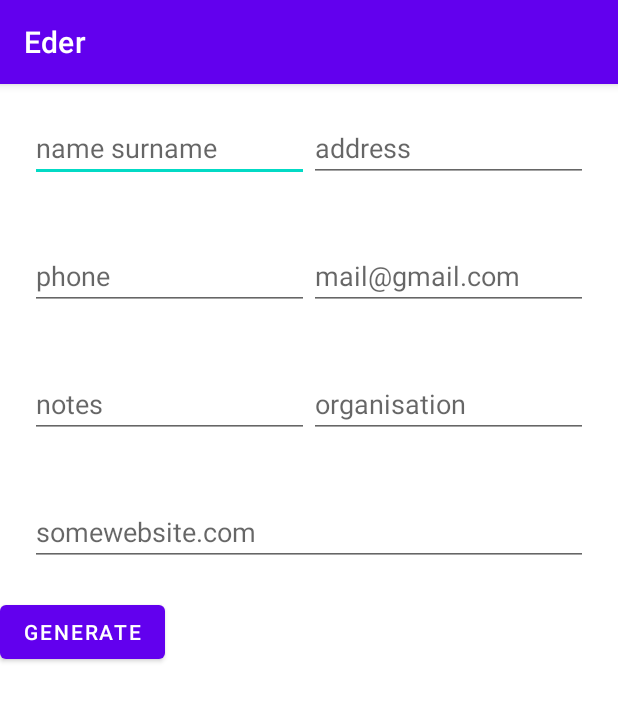
After one commit to Azhun20/Eder, an Android app: the TakeQRCode screen opened directly, with no data from a screen before it, on a phone screen of 412 x 824 dp. The commit adds this screen. Shown: the top 701 px of the screen. Run offline under Robolectric (Android 15) with nearby library versions, the phone set to English and light mode, and no system bars.

Commit message:
push qrcode

```diff
--- a/app/build.gradle
+++ b/app/build.gradle
@@ -25,6 +25,7 @@ android {
         sourceCompatibility JavaVersion.VERSION_1_8
         targetCompatibility JavaVersion.VERSION_1_8
     }
+    namespace 'com.azissulaiman.eder'
 }
 
 dependencies {
@@ -33,6 +34,7 @@ dependencies {
     implementation 'com.google.android.material:material:1.7.0'
     implementation 'androidx.constraintlayout:constraintlayout:2.1.4'
     testImplementation 'junit:junit:4.13.2'
+    implementation 'com.github.androidmads:QRGenerator:1.0.1'
     androidTestImplementation 'androidx.test.ext:junit:1.1.4'
     androidTestImplementation 'androidx.test.espresso:espresso-core:3.5.0'
     implementation 'com.mapbox.mapboxsdk:mapbox-android-sdk:9.7.1'
--- a/app/src/main/java/com/azissulaiman/eder/Map.java
+++ b/app/src/main/java/com/azissulaiman/eder/Map.java
@@ -60,7 +60,7 @@ public class Map extends AppCompatActivity implements
             }
         });
 
-        mapboxMap.setStyle(Style.SATELLITE_STREETS, new Style.OnStyleLoaded() {
+        mapboxMap.setStyle(Style.MAPBOX_STREETS, new Style.OnStyleLoaded() {
             @Override
             public void onStyleLoaded(@NonNull Style style) {
                 enableLocationComponent(style);
--- /dev/null
+++ b/app/src/main/java/com/azissulaiman/eder/TakeQRCode.java
@@ -0,0 +1,48 @@
+package com.azissulaiman.eder;
+
+import androidx.appcompat.app.AppCompatActivity;
+
+import android.content.Intent;
+import android.os.Bundle;
+import android.view.View;
+import android.widget.Button;
+import android.widget.EditText;
+
+public class TakeQRCode extends AppCompatActivity {
+    EditText editTextName, editTextAddress, editTextPhone, editTextAddressMail, editTextNotes, editTextOrganization, editTextURL;
+    Button btnGenerate;
+
+    @Override
+    protected void onCreate(Bundle savedInstanceState) {
+        super.onCreate(savedInstanceState);
+        setContentView(R.layout.activity_take_qrcode);
+
+        editTextName = findViewById(R.id.editTextName);
+        editTextAddress = findViewById(R.id.editTextAddress);
+        editTextPhone = findViewById(R.id.editTextPhone);
+        editTextAddressMail = findViewById(R.id.editTextAddressMail);
+        btnGenerate = findViewById(R.id.btnGenerate);
+        editTextNotes = findViewById(R.id.editTextNotes);
+        editTextOrganization = findViewById(R.id.editTextOrganization);
+        editTextURL = findViewById(R.id.editTextURL);
+
+        btnGenerate.setOnClickListener(new View.OnClickListener() {
+            @Override
+            public void onClick(View view) {
+
+                //keys in bundle correspond to the fields in the ContactsContract.class
+                Intent intent = new Intent(getApplicationContext(), GenQRActivity.class);
+                Bundle bundle = new Bundle();
+                bundle.putString("name", editTextName.getText().toString());
+                bundle.putString("postal", editTextAddress.getText().toString());
+                bundle.putString("phone", editTextPhone.getText().toString());
+                bundle.putString("email", editTextAddressMail.getText().toString());
+                bundle.putString("notes", editTextNotes.getText().toString());
+                bundle.putString("company", editTextOrganization.getText().toString());
+                bundle.putString("data", editTextURL.getText().toString());
+                intent.putExtras(bundle);
+                startActivity(intent);
+            }
+        });
+    }
+}
--- a/app/src/main/res/layout/activity_main.xml
+++ b/app/src/main/res/layout/activity_main.xml
@@ -4,6 +4,7 @@
     xmlns:tools="http://schemas.android.com/tools"
     android:layout_width="match_parent"
     android:layout_height="match_parent"
+    android:orientation="vertical"
     tools:context=".MainActivity">
 
     <Button
@@ -11,5 +12,10 @@
         android:layout_width="wrap_content"
         android:layout_height="wrap_content"
         android:text="Map"/>
+    <Button
+        android:id="@+id/btnTakeQr"
+        android:layout_width="wrap_content"
+        android:layout_height="wrap_content"
+        android:text="QR Code"/>
 
 </LinearLayout>
--- /dev/null
+++ b/app/src/main/res/layout/activity_take_qrcode.xml
@@ -0,0 +1,119 @@
+<?xml version="1.0" encoding="utf-8"?>
+<LinearLayout xmlns:android="http://schemas.android.com/apk/res/android"
+    xmlns:app="http://schemas.android.com/apk/res-auto"
+    xmlns:tools="http://schemas.android.com/tools"
+    android:layout_width="match_parent"
+    android:layout_height="match_parent"
+    android:orientation="vertical"
+    tools:context=".TakeQRCode">
+
+    <LinearLayout
+        android:id="@+id/layout"
+        android:layout_width="match_parent"
+        android:layout_height="wrap_content"
+        android:layout_margin="20dp"
+        android:orientation="horizontal"
+        app:layout_constraintLeft_toLeftOf="parent"
+        app:layout_constraintTop_toTopOf="parent">
+
+        <EditText
+            android:id="@+id/editTextName"
+            android:layout_width="0dp"
+            android:layout_height="wrap_content"
+            android:layout_weight="1"
+            android:hint="name surname"
+            android:inputType="textPersonName" />
+
+        <EditText
+            android:id="@+id/editTextAddress"
+            android:layout_width="0dp"
+            android:layout_height="wrap_content"
+            android:layout_weight="1"
+            android:hint="address"
+            android:inputType="text" />
+
+    </LinearLayout>
+
+    <LinearLayout
+        android:id="@+id/layout2"
+        android:layout_width="match_parent"
+        android:layout_height="wrap_content"
+        android:layout_margin="20dp"
+        android:orientation="horizontal"
+        app:layout_constraintLeft_toLeftOf="parent"
+        app:layout_constraintTop_toBottomOf="@id/layout">
+
+        <EditText
+            android:id="@+id/editTextPhone"
+            android:layout_width="0dp"
+            android:layout_height="wrap_content"
+            android:layout_weight="1"
+            android:hint="phone"
+            android:inputType="phone" />
+
+        <EditText
+            android:id="@+id/editTextAddressMail"
+            android:layout_width="0dp"
+            android:layout_height="wrap_content"
+            android:layout_weight="1"
+            android:hint="mail@gmail.com"
+            android:inputType="textEmailAddress" />
+
+    </LinearLayout>
+
+    <LinearLayout
+        android:id="@+id/layout3"
+        android:layout_width="match_parent"
+        android:layout_height="wrap_content"
+        android:layout_margin="20dp"
+        android:orientation="horizontal"
+        app:layout_constraintLeft_toLeftOf="parent"
+        app:layout_constraintTop_toBottomOf="@id/layout2">
+
+        <EditText
+            android:id="@+id/editTextNotes"
+            android:layout_width="0dp"
+            android:layout_height="wrap_content"
+            android:layout_weight="1"
+            android:hint="notes"
+            android:inputType="textMultiLine"
+            android:maxLines="3" />
+
+        <EditText
+            android:id="@+id/editTextOrganization"
+            android:layout_width="0dp"
+            android:layout_height="wrap_content"
+            android:layout_weight="1"
+            android:hint="organisation"
+            android:inputType="text" />
+
+    </LinearLayout>
+
+    <LinearLayout
+        android:id="@+id/layout4"
+        android:layout_width="match_parent"
+        android:layout_height="wrap_content"
+        android:layout_margin="20dp"
+        android:orientation="horizontal"
+        app:layout_constraintLeft_toLeftOf="parent"
+        app:layout_constraintTop_toBottomOf="@id/layout3">
+
+        <EditText
+            android:id="@+id/editTextURL"
+            android:layout_width="0dp"
+            android:layout_height="wrap_content"
+            android:layout_weight="1"
+            android:hint="somewebsite.com"
+            android:inputType="textUri" />
+
+    </LinearLayout>
+
+    <Button
+        android:id="@+id/btnGenerate"
+        android:layout_width="wrap_content"
+        android:layout_height="wrap_content"
+        android:text="Generate"
+        app:layout_constraintStart_toStartOf="@id/layout4"
+        app:layout_constraintTop_toBottomOf="@id/layout4" />
+
+</LinearLayout>
--- a/build.gradle
+++ b/build.gradle
@@ -1,7 +1,7 @@
 // Top-level build file where you can add configuration options common to all sub-projects/modules.
 plugins {
-    id 'com.android.application' version '7.1.2' apply false
-    id 'com.android.library' version '7.1.2' apply false
+    id 'com.android.application' version '7.3.0' apply false
+    id 'com.android.library' version '7.3.0' apply false
 }
 
 task clean(type: Delete) {
--- a/settings.gradle
+++ b/settings.gradle
@@ -10,6 +10,8 @@ dependencyResolutionManagement {
     repositories {
         google()
         mavenCentral()
+        maven {
+            url 'https://jitpack.io' }
         maven {
             url 'https://api.mapbox.com/downloads/v2/releases/maven'
             authentication {
```
Also changed, not shown: app/src/main/AndroidManifest.xml (+18 -3 lines), app/src/main/java/com/azissulaiman/eder/GenQRActivity.java (added, +46 -0 lines), app/src/main/java/com/azissulaiman/eder/MainActivity.java (+12 -1 lines), app/src/main/res/layout/activity_gen_qractivity.xml (added, +22 -0 lines), gradle/wrapper/gradle-wrapper.properties.
